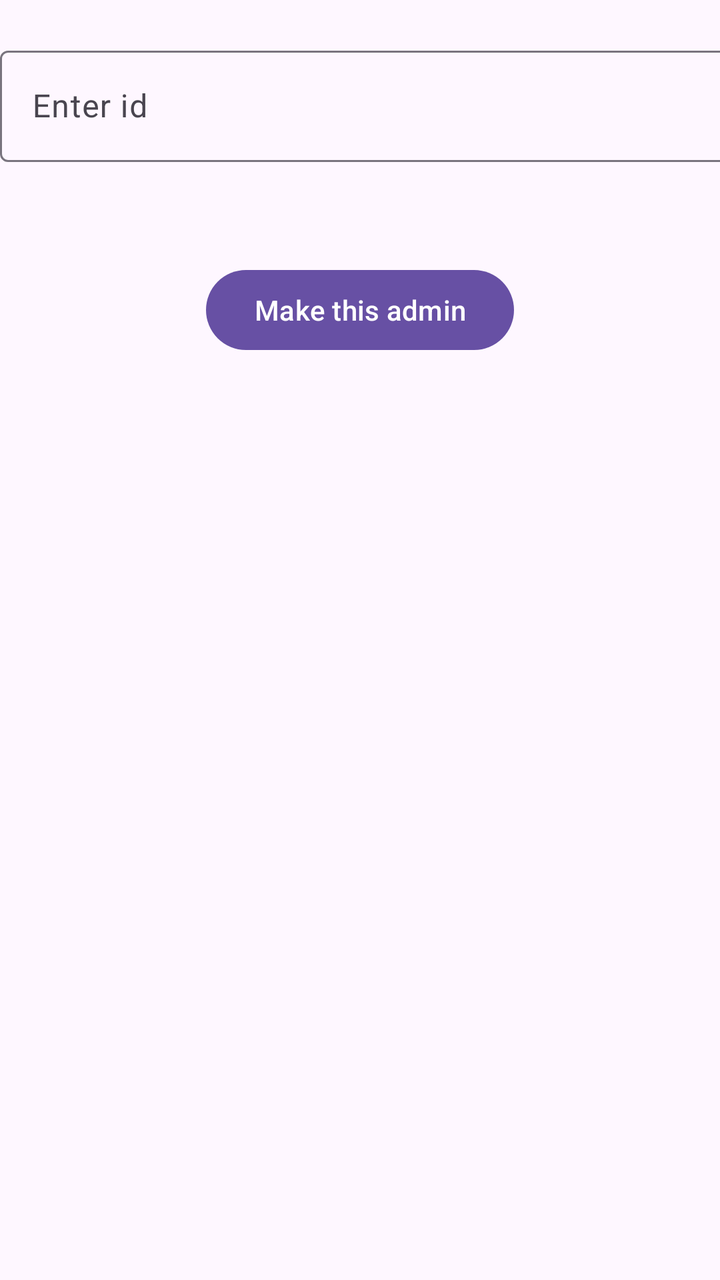
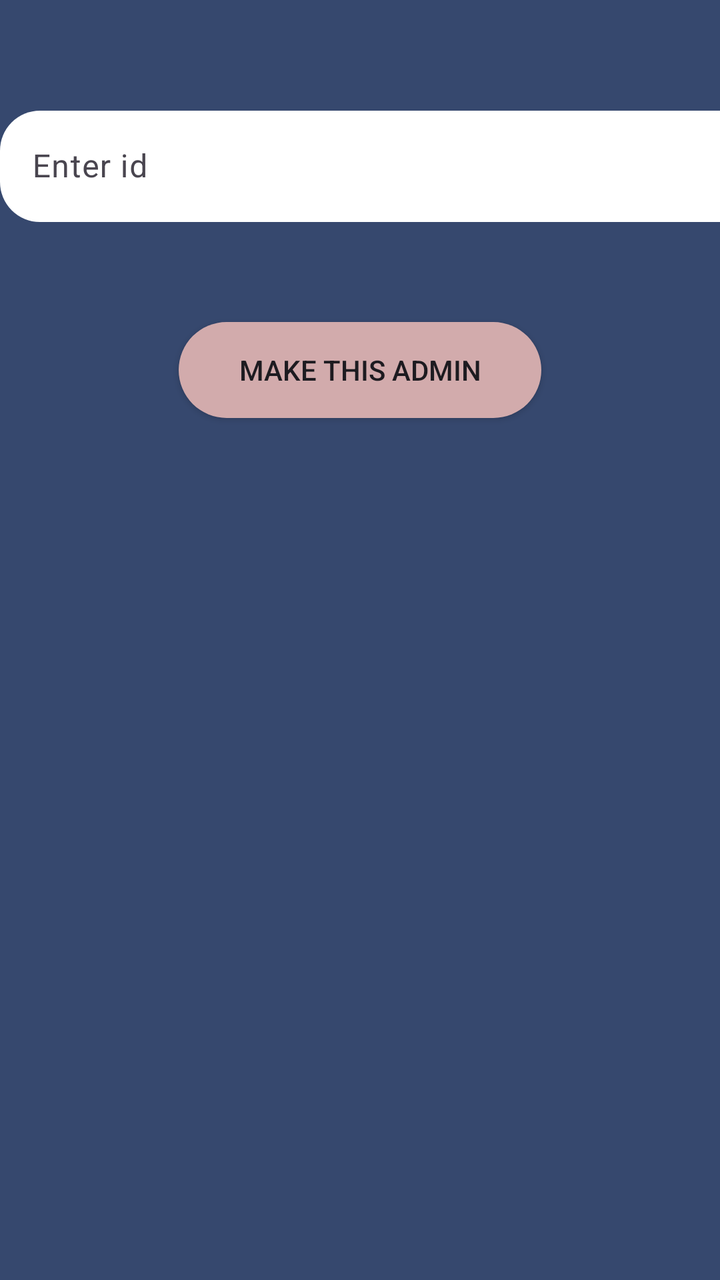

Compare the two renders of this Android layout. The source of the first and the diff that turns it into the second are given below.
<!-- AndroidManifest.xml: application theme Theme.CollegeEventManager -->
<!-- res/layout/activity_create_new.xml -->
<?xml version="1.0" encoding="utf-8"?>
<LinearLayout xmlns:android="http://schemas.android.com/apk/res/android"
    xmlns:app="http://schemas.android.com/apk/res-auto"
    xmlns:tools="http://schemas.android.com/tools"
    android:id="@+id/main"
    android:orientation="vertical"
    android:layout_width="match_parent"
    android:layout_height="match_parent"
    tools:context=".createNew">

    <com.google.android.material.textfield.TextInputLayout
        android:layout_width="409dp"
        android:layout_height="wrap_content"
        android:layout_marginTop="20dp"


        tools:layout_editor_absoluteX="1dp">

        <com.google.android.material.textfield.TextInputEditText
            android:layout_width="match_parent"
            android:layout_height="wrap_content"
            android:hint="Enter id"
            android:id="@+id/userid"/>
    </com.google.android.material.textfield.TextInputLayout>

    <Button
        android:id="@+id/makeadmin"
        android:layout_width="wrap_content"
        android:layout_height="wrap_content"
        android:text="Make this admin"
        android:layout_marginTop="50dp"
        android:layout_gravity="center"/>
</LinearLayout>
<!-- resources referenced by this layout -->
<resources>
  <style name="Theme.CollegeEventManager" parent="Theme.Material3.DayNight.NoActionBar">
      </style>
</resources>

<!-- the commit's change to res/layout/activity_create_new.xml (unified diff, before → after) -->
@@ -6,12 +6,13 @@
     android:orientation="vertical"
     android:layout_width="match_parent"
     android:layout_height="match_parent"
-    tools:context=".createNew">
+    tools:context=".createNew"
+    android:background="@drawable/root">
 
     <com.google.android.material.textfield.TextInputLayout
         android:layout_width="409dp"
         android:layout_height="wrap_content"
-        android:layout_marginTop="20dp"
+        android:layout_marginTop="50dp"
 
 
         tools:layout_editor_absoluteX="1dp">
@@ -20,14 +21,18 @@
             android:layout_width="match_parent"
             android:layout_height="wrap_content"
             android:hint="Enter id"
+            android:background="@drawable/field"
             android:id="@+id/userid"/>
     </com.google.android.material.textfield.TextInputLayout>
 
-    <Button
+    <androidx.appcompat.widget.AppCompatButton
         android:id="@+id/makeadmin"
         android:layout_width="wrap_content"
         android:layout_height="wrap_content"
         android:text="Make this admin"
+        android:background="@drawable/buttton"
+        android:paddingLeft="30dp"
+        android:paddingRight="30dp"
         android:layout_marginTop="50dp"
         android:layout_gravity="center"/>
 </LinearLayout>
<!-- resource entries referenced after the edit -->
@@ -1,5 +1,34 @@
 <!-- resources referenced by this layout -->
 <resources>
+  <!-- drawable buttton (drawable) -->
+  <?xml version="1.0" encoding="utf-8"?>
+  <selector xmlns:android="http://schemas.android.com/apk/res/android">
+  <item>
+       <shape android:shape="rectangle">
+           <solid android:color="#d2abac" />
+           <corners android:radius="30dp"/>
+       </shape>
+  </item>
+  </selector>
+  <!-- drawable field (drawable) -->
+  <?xml version="1.0" encoding="utf-8"?>
+  <selector xmlns:android="http://schemas.android.com/apk/res/android">
+  <item>
+      <shape android:shape="rectangle">
+          <corners android:radius="20dp"/>
+          <solid android:color="#ffffff"/>
+      </shape>
+  </item>
+  </selector>
+  <!-- drawable root (drawable) -->
+  <?xml version="1.0" encoding="utf-8"?>
+  <selector xmlns:android="http://schemas.android.com/apk/res/android">
+  <item>
+      <shape android:shape="rectangle">
+          <solid android:color="#36486e" />
+      </shape>
+  </item>
+  </selector>
   <style name="Theme.CollegeEventManager" parent="Theme.Material3.DayNight.NoActionBar">
       </style>
 </resources>
